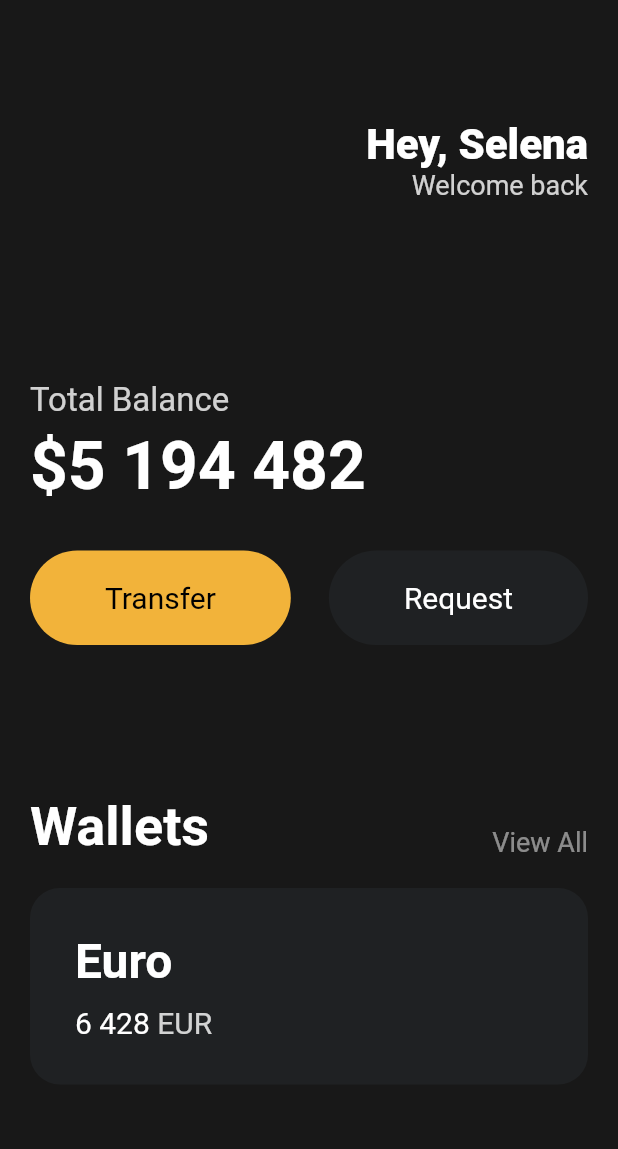
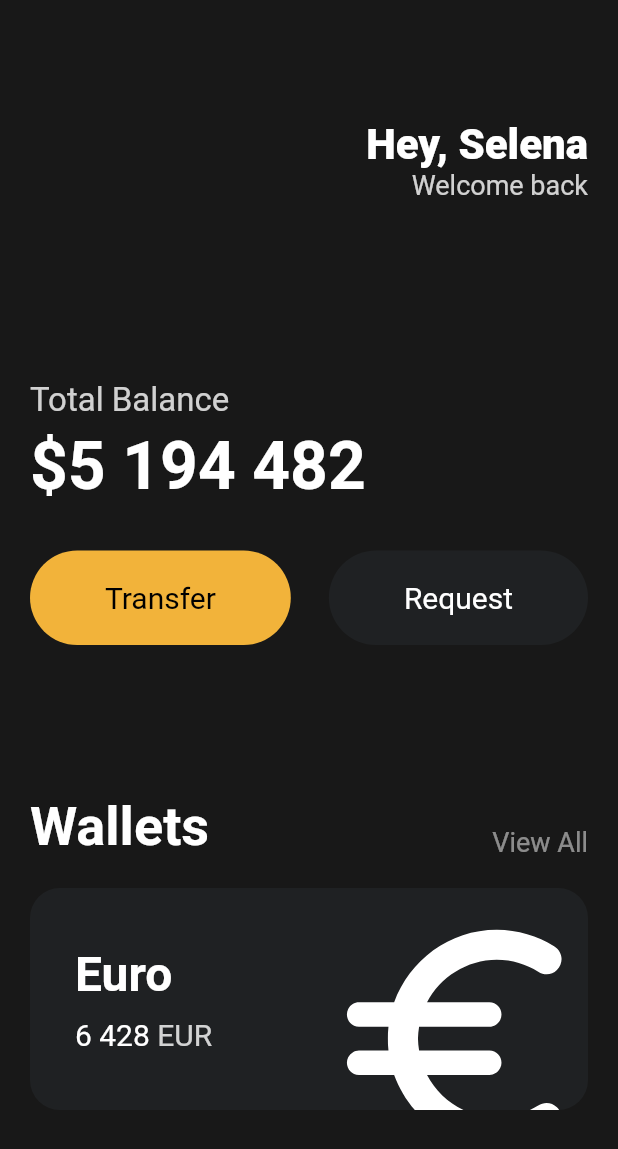
Before and after one commit to Alpaca92/toonflix, a Flutter app: the screen it shows after launch, on a phone screen of 412 x 824 dp. Shown: the top 1149 px of the screen. Run offline on Flutter 3.47's test engine with Material 2 defaults, Android fonts, the phone set to English and light mode, and no system bars.

Commit message:
flutter: #3.7

```diff
--- a/lib/main.dart
+++ b/lib/main.dart
@@ -72,9 +72,9 @@ class App extends StatelessWidget {
               const SizedBox(
                 height: 30,
               ),
-              Row(
+              const Row(
                 mainAxisAlignment: MainAxisAlignment.spaceBetween,
-                children: const [
+                children: [
                   Button(
                     text: 'Transfer',
                     bgColor: Color(0xFFF2B33A),
@@ -115,6 +115,7 @@ class App extends StatelessWidget {
                 height: 20,
               ),
               Container(
+                clipBehavior: Clip.hardEdge,
                 decoration: BoxDecoration(
                   color: const Color(0xFF1F2123),
                   borderRadius: BorderRadius.circular(20),
@@ -122,6 +123,7 @@ class App extends StatelessWidget {
                 child: Padding(
                   padding: const EdgeInsets.all(30),
                   child: Row(
+                    mainAxisAlignment: MainAxisAlignment.spaceBetween,
                     children: [
                       Column(
                         crossAxisAlignment: CrossAxisAlignment.start,
@@ -160,6 +162,17 @@ class App extends StatelessWidget {
                           ),
                         ],
                       ),
+                      Transform.scale(
+                        scale: 2.2,
+                        child: Transform.translate(
+                          offset: const Offset(-5, 12),
+                          child: const Icon(
+                            Icons.euro_rounded,
+                            color: Colors.white,
+                            size: 88,
+                          ),
+                        ),
+                      ),
                     ],
                   ),
                 ),
```
